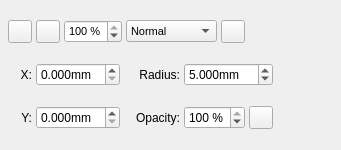
scribusproject/scribus, file scribus/ui/propertiespalette_shadowbase.ui: the form before one commit.
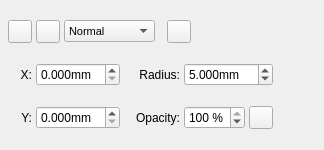
The form after the commit. Custom widgets are drawn as their Qt base class.

What changed in the file:
```diff
--- a/scribus/ui/propertiespalette_shadowbase.ui
+++ b/scribus/ui/propertiespalette_shadowbase.ui
@@ -6,7 +6,7 @@
    <rect>
     <x>0</x>
     <y>0</y>
-    <width>341</width>
+    <width>324</width>
     <height>150</height>
    </rect>
   </property>
@@ -180,57 +180,6 @@
        </layout>
       </widget>
      </item>
-     <item>
-      <widget class="FormWidget" name="labelShade">
-       <property name="sizePolicy">
-        <sizepolicy hsizetype="Preferred" vsizetype="Maximum">
-         <horstretch>0</horstretch>
-         <verstretch>0</verstretch>
-        </sizepolicy>
-       </property>
-       <property name="label" stdset="0">
-        <string>Shade</string>
-       </property>
-       <property name="font">
-        <font>
-         <pointsize>8</pointsize>
-        </font>
-       </property>
-       <layout class="QHBoxLayout" name="horizontalLayout_5">
-        <property name="spacing">
-         <number>4</number>
-        </property>
-        <property name="leftMargin">
-         <number>0</number>
-        </property>
-        <property name="topMargin">
-         <number>0</number>
-        </property>
-        <property name="rightMargin">
-         <number>0</number>
-        </property>
-        <property name="bottomMargin">
-         <number>0</number>
-        </property>
-        <item>
-         <widget class="ScrSpinBox" name="numberShade">
-          <property name="suffix">
-           <string> %</string>
-          </property>
-          <property name="decimals">
-           <number>0</number>
-          </property>
-          <property name="maximum">
-           <double>100.000000000000000</double>
-          </property>
-          <property name="value">
-           <double>100.000000000000000</double>
-          </property>
-         </widget>
-        </item>
-       </layout>
-      </widget>
-     </item>
      <item>
       <widget class="FormWidget" name="labelBlendmode">
        <property name="sizePolicy">
@@ -350,6 +299,22 @@
        </layout>
       </widget>
      </item>
+     <item>
+      <spacer name="horizontalSpacer_5">
+       <property name="orientation">
+        <enum>Qt::Horizontal</enum>
+       </property>
+       <property name="sizeType">
+        <enum>QSizePolicy::Fixed</enum>
+       </property>
+       <property name="sizeHint" stdset="0">
+        <size>
+         <width>8</width>
+         <height>0</height>
+        </size>
+       </property>
+      </spacer>
+     </item>
      <item>
       <widget class="FormWidget" name="labelErase">
        <property name="sizePolicy">
@@ -526,6 +491,11 @@
    <header>ui/widgets/form_widget.h</header>
    <container>1</container>
   </customwidget>
+  <customwidget>
+   <class>ColorButton</class>
+   <extends>QToolButton</extends>
+   <header>ui/widgets/color_button.h</header>
+  </customwidget>
   <customwidget>
    <class>ScrSpinBox</class>
    <extends>QDoubleSpinBox</extends>
@@ -536,11 +506,6 @@
    <extends>QComboBox</extends>
    <header>ui/widgets/combo_blendmode.h</header>
   </customwidget>
-  <customwidget>
-   <class>ColorButton</class>
-   <extends>QToolButton</extends>
-   <header>ui/widgets/color_button.h</header>
-  </customwidget>
   <customwidget>
    <class>Switch</class>
    <extends>QToolButton</extends>
```
Left out of the diff: 21 changed lines with no effect on the pictures.
